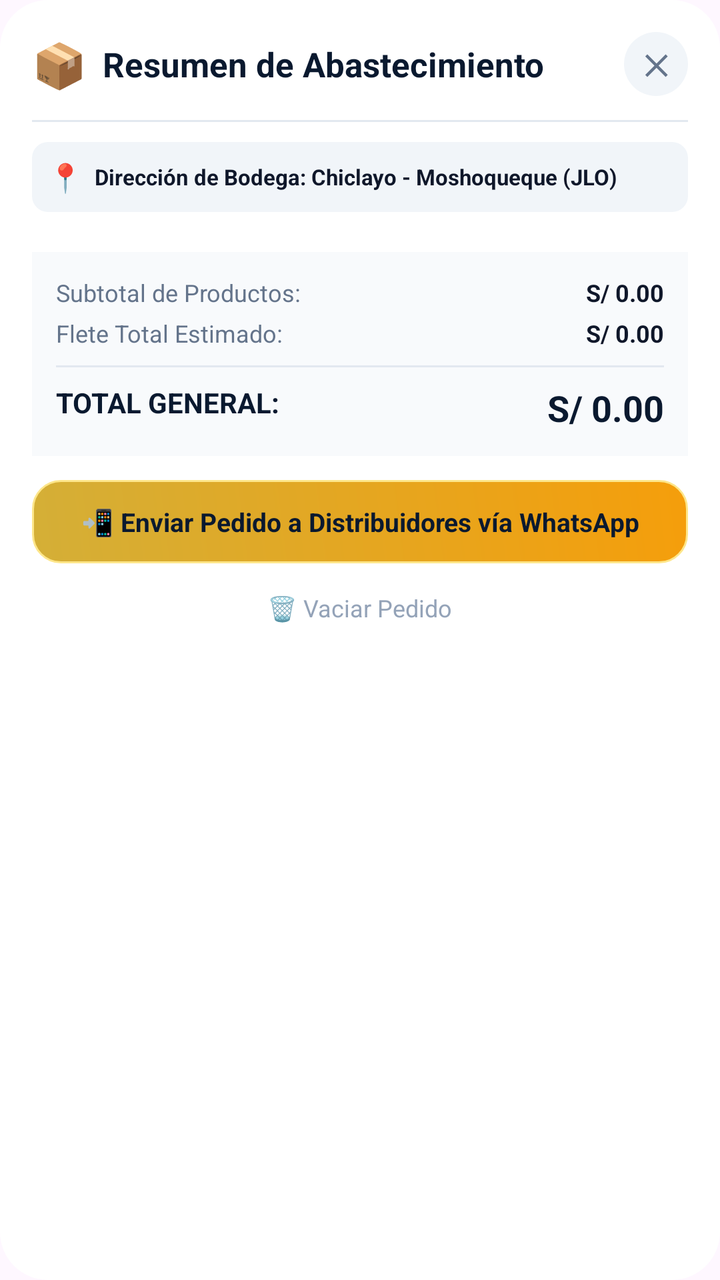
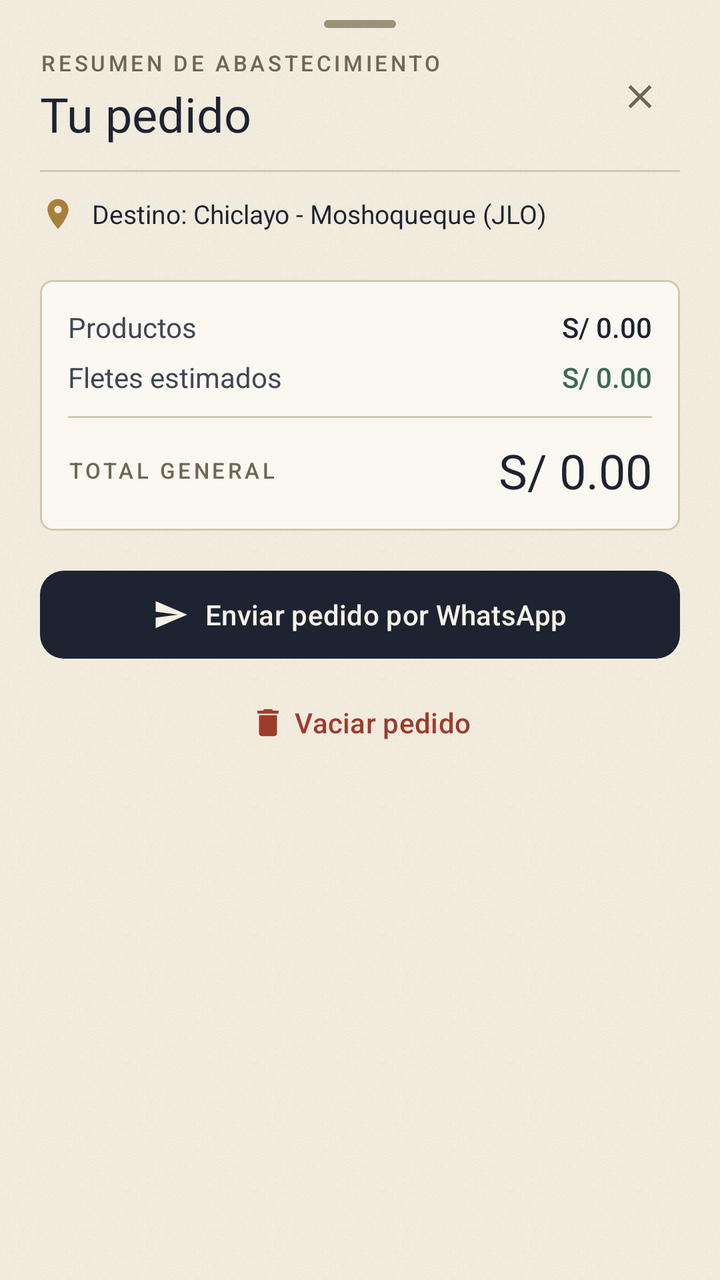

Before-and-after screenshots of an Android layout around one commit, followed by the original layout XML and the change that was made.
<!-- AndroidManifest.xml: application theme Theme.ProvedoresChiclayo -->
<!-- res/layout/dialog_cart.xml -->
<?xml version="1.0" encoding="utf-8"?>
<LinearLayout xmlns:android="http://schemas.android.com/apk/res/android"
    android:layout_width="match_parent"
    android:layout_height="wrap_content"
    android:background="@drawable/bg_rounded_sheet"
    android:orientation="vertical"
    android:padding="16dp">

    
    <RelativeLayout
        android:layout_width="match_parent"
        android:layout_height="wrap_content">

        <LinearLayout
            android:layout_width="wrap_content"
            android:layout_height="wrap_content"
            android:layout_alignParentStart="true"
            android:layout_centerVertical="true"
            android:gravity="center_vertical"
            android:orientation="horizontal">

            <TextView
                android:layout_width="wrap_content"
                android:layout_height="wrap_content"
                android:text="📦"
                android:textSize="22sp" />

            <TextView
                android:layout_width="wrap_content"
                android:layout_height="wrap_content"
                android:layout_marginStart="8dp"
                android:text="Resumen de Abastecimiento"
                android:textColor="@color/navy_primary"
                android:textSize="17sp"
                android:textStyle="bold" />
        </LinearLayout>

        <TextView
            android:id="@+id/btnCartClose"
            android:layout_width="32dp"
            android:layout_height="32dp"
            android:layout_alignParentEnd="true"
            android:layout_centerVertical="true"
            android:background="@drawable/bg_circle_icon"
            android:gravity="center"
            android:text="✕"
            android:textColor="@color/text_secondary"
            android:textSize="14sp"
            android:textStyle="bold" />
    </RelativeLayout>

    <View
        android:layout_width="match_parent"
        android:layout_height="1dp"
        android:layout_marginTop="12dp"
        android:layout_marginBottom="10dp"
        android:background="@color/border_light" />

    
    <LinearLayout
        android:layout_width="match_parent"
        android:layout_height="wrap_content"
        android:background="@drawable/bg_pill_gray"
        android:gravity="center_vertical"
        android:orientation="horizontal"
        android:padding="8dp">

        <TextView
            android:layout_width="wrap_content"
            android:layout_height="wrap_content"
            android:text="📍"
            android:textSize="14sp" />

        <TextView
            android:id="@+id/tvCartDestination"
            android:layout_width="0dp"
            android:layout_height="wrap_content"
            android:layout_marginStart="6dp"
            android:layout_weight="1"
            android:text="Dirección de Bodega: Chiclayo - Moshoqueque (JLO)"
            android:textColor="@color/text_primary"
            android:textSize="11sp"
            android:textStyle="bold" />
    </LinearLayout>

    
    <androidx.core.widget.NestedScrollView
        android:layout_width="match_parent"
        android:layout_height="wrap_content"
        android:layout_marginTop="8dp"
        android:maxHeight="320dp">

        <LinearLayout
            android:id="@+id/llCartItemsContainer"
            android:layout_width="match_parent"
            android:layout_height="wrap_content"
            android:orientation="vertical" />
    </androidx.core.widget.NestedScrollView>

    
    <LinearLayout
        android:layout_width="match_parent"
        android:layout_height="wrap_content"
        android:layout_marginTop="12dp"
        android:background="#F8FAFC"
        android:orientation="vertical"
        android:padding="12dp">

        <RelativeLayout
            android:layout_width="match_parent"
            android:layout_height="wrap_content">

            <TextView
                android:layout_width="wrap_content"
                android:layout_height="wrap_content"
                android:text="Subtotal de Productos:"
                android:textColor="@color/text_secondary"
                android:textSize="12sp" />

            <TextView
                android:id="@+id/tvCartSubtotal"
                android:layout_width="wrap_content"
                android:layout_height="wrap_content"
                android:layout_alignParentEnd="true"
                android:text="S/ 0.00"
                android:textColor="@color/text_primary"
                android:textSize="12sp"
                android:textStyle="bold" />
        </RelativeLayout>

        <RelativeLayout
            android:layout_width="match_parent"
            android:layout_height="wrap_content"
            android:layout_marginTop="4dp">

            <TextView
                android:layout_width="wrap_content"
                android:layout_height="wrap_content"
                android:text="Flete Total Estimado:"
                android:textColor="@color/text_secondary"
                android:textSize="12sp" />

            <TextView
                android:id="@+id/tvCartTotalFlete"
                android:layout_width="wrap_content"
                android:layout_height="wrap_content"
                android:layout_alignParentEnd="true"
                android:text="S/ 0.00"
                android:textColor="@color/text_primary"
                android:textSize="12sp"
                android:textStyle="bold" />
        </RelativeLayout>

        <View
            android:layout_width="match_parent"
            android:layout_height="1dp"
            android:layout_marginTop="8dp"
            android:layout_marginBottom="8dp"
            android:background="@color/border_light" />

        <RelativeLayout
            android:layout_width="match_parent"
            android:layout_height="wrap_content">

            <TextView
                android:layout_width="wrap_content"
                android:layout_height="wrap_content"
                android:text="TOTAL GENERAL:"
                android:textColor="@color/navy_primary"
                android:textSize="14sp"
                android:textStyle="bold" />

            <TextView
                android:id="@+id/tvCartGrandTotal"
                android:layout_width="wrap_content"
                android:layout_height="wrap_content"
                android:layout_alignParentEnd="true"
                android:text="S/ 0.00"
                android:textColor="@color/navy_primary"
                android:textSize="18sp"
                android:textStyle="bold" />
        </RelativeLayout>
    </LinearLayout>

    
    <LinearLayout
        android:layout_width="match_parent"
        android:layout_height="wrap_content"
        android:layout_marginTop="12dp"
        android:orientation="vertical">

        <TextView
            android:id="@+id/btnSendOrderWhatsApp"
            android:layout_width="match_parent"
            android:layout_height="wrap_content"
            android:background="@drawable/bg_gold_button"
            android:gravity="center"
            android:paddingTop="12dp"
            android:paddingBottom="12dp"
            android:text="📲 Enviar Pedido a Distribuidores vía WhatsApp"
            android:textColor="@color/navy_primary"
            android:textSize="13sp"
            android:textStyle="bold" />

        <TextView
            android:id="@+id/btnClearCart"
            android:layout_width="wrap_content"
            android:layout_height="wrap_content"
            android:layout_gravity="center"
            android:layout_marginTop="8dp"
            android:padding="6dp"
            android:text="🗑️ Vaciar Pedido"
            android:textColor="@color/text_muted"
            android:textSize="12sp" />
    </LinearLayout>

</LinearLayout>
<!-- resources referenced by this layout -->
<resources>
  <color name="border_light">#E2E8F0</color>
  <color name="navy_primary">#0A192F</color>
  <color name="text_muted">#94A3B8</color>
  <color name="text_primary">#0F172A</color>
  <color name="text_secondary">#64748B</color>
  <!-- drawable bg_circle_icon (drawable) -->
  <?xml version="1.0" encoding="utf-8"?>
  <shape xmlns:android="http://schemas.android.com/apk/res/android"
      android:shape="oval">
      <solid android:color="#F1F5F9" />
  </shape>
  <!-- drawable bg_gold_button (drawable) -->
  <?xml version="1.0" encoding="utf-8"?>
  <ripple xmlns:android="http://schemas.android.com/apk/res/android"
      android:color="#40FFFFFF">
      <item>
          <shape android:shape="rectangle">
              <gradient
                  android:angle="45"
                  android:startColor="#D4AF37"
                  android:endColor="#F59E0B" />
              <corners android:radius="14dp" />
              <stroke android:width="1dp" android:color="#FDE68A" />
          </shape>
      </item>
  </ripple>
  <!-- drawable bg_pill_gray (drawable) -->
  <?xml version="1.0" encoding="utf-8"?>
  <shape xmlns:android="http://schemas.android.com/apk/res/android"
      android:shape="rectangle">
      <solid android:color="#F1F5F9" />
      <corners android:radius="8dp" />
      <padding
          android:left="8dp"
          android:top="4dp"
          android:right="8dp"
          android:bottom="4dp" />
  </shape>
  <!-- drawable bg_rounded_sheet (drawable) -->
  <?xml version="1.0" encoding="utf-8"?>
  <shape xmlns:android="http://schemas.android.com/apk/res/android"
      android:shape="rectangle">
      <solid android:color="#FFFFFF" />
      <corners
          android:topLeftRadius="24dp"
          android:topRightRadius="24dp"
          android:bottomLeftRadius="24dp"
          android:bottomRightRadius="24dp" />
  </shape>
  <style name="Base.Theme.ProvedoresChiclayo" parent="Theme.Material3.Light.NoActionBar">
          <item name="colorPrimary">@color/navy_primary</item>
          <item name="colorOnPrimary">@color/white</item>
          <item name="colorSecondary">@color/gold_accent</item>
          <item name="colorOnSecondary">@color/navy_primary</item>
          <item name="android:statusBarColor">@color/navy_primary</item>
          <item name="android:navigationBarColor">@color/navy_primary</item>
          <item name="android:windowLightStatusBar" tools:targetApi="m">false</item>
      </style>
  <color name="gold_accent">#F59E0B</color>
  <!-- unchanged entries left out for length: 2 -->
</resources>

<!-- the commit's change to res/layout/dialog_cart.xml (unified diff, before → after) -->
@@ -1,94 +1,97 @@
 <?xml version="1.0" encoding="utf-8"?>
 <LinearLayout xmlns:android="http://schemas.android.com/apk/res/android"
+    xmlns:app="http://schemas.android.com/apk/res-auto"
     android:layout_width="match_parent"
     android:layout_height="wrap_content"
-    android:background="@drawable/bg_rounded_sheet"
     android:orientation="vertical"
-    android:padding="16dp">
+    android:paddingStart="20dp"
+    android:paddingTop="10dp"
+    android:paddingEnd="20dp"
+    android:paddingBottom="24dp">
+
+    <View
+        android:layout_width="36dp"
+        android:layout_height="4dp"
+        android:layout_gravity="center_horizontal"
+        android:background="@drawable/bg_sheet_handle" />
 
     
     <RelativeLayout
         android:layout_width="match_parent"
-        android:layout_height="wrap_content">
+        android:layout_height="wrap_content"
+        android:layout_marginTop="10dp">
 
         <LinearLayout
             android:layout_width="wrap_content"
             android:layout_height="wrap_content"
             android:layout_alignParentStart="true"
             android:layout_centerVertical="true"
-            android:gravity="center_vertical"
-            android:orientation="horizontal">
-
-            <TextView
-                android:layout_width="wrap_content"
-                android:layout_height="wrap_content"
-                android:text="📦"
-                android:textSize="22sp" />
-
-            <TextView
-                android:layout_width="wrap_content"
-                android:layout_height="wrap_content"
-                android:layout_marginStart="8dp"
-                android:text="Resumen de Abastecimiento"
-                android:textColor="@color/navy_primary"
-                android:textSize="17sp"
-                android:textStyle="bold" />
+            android:orientation="vertical">
+
+            <TextView
+                style="@style/Pv.Overline"
+                android:layout_width="wrap_content"
+                android:layout_height="wrap_content"
+                android:text="Resumen de abastecimiento" />
+
+            <TextView
+                style="@style/Pv.Display"
+                android:layout_width="wrap_content"
+                android:layout_height="wrap_content"
+                android:layout_marginTop="2dp"
+                android:text="Tu pedido" />
         </LinearLayout>
 
-        <TextView
+        <com.google.android.material.button.MaterialButton
             android:id="@+id/btnCartClose"
-            android:layout_width="32dp"
-            android:layout_height="32dp"
+            style="@style/Widget.Material3.Button.IconButton"
+            android:layout_width="44dp"
+            android:layout_height="44dp"
             android:layout_alignParentEnd="true"
             android:layout_centerVertical="true"
-            android:background="@drawable/bg_circle_icon"
-            android:gravity="center"
-            android:text="✕"
-            android:textColor="@color/text_secondary"
-            android:textSize="14sp"
-            android:textStyle="bold" />
+            android:contentDescription="Cerrar"
+            app:icon="@drawable/ic_close"
+            app:iconTint="@color/ink_muted" />
     </RelativeLayout>
 
     <View
         android:layout_width="match_parent"
         android:layout_height="1dp"
         android:layout_marginTop="12dp"
-        android:layout_marginBottom="10dp"
-        android:background="@color/border_light" />
+        android:background="@color/rule" />
 
     
     <LinearLayout
         android:layout_width="match_parent"
         android:layout_height="wrap_content"
-        android:background="@drawable/bg_pill_gray"
+        android:layout_marginTop="12dp"
         android:gravity="center_vertical"
-        android:orientation="horizontal"
-        android:padding="8dp">
-
-        <TextView
-            android:layout_width="wrap_content"
-            android:layout_height="wrap_content"
-            android:text="📍"
-            android:textSize="14sp" />
+        android:orientation="horizontal">
+
+        <ImageView
+            android:layout_width="18dp"
+            android:layout_height="18dp"
+            android:contentDescription="@null"
+            android:src="@drawable/ic_place"
+            app:tint="@color/gilt" />
 
         <TextView
             android:id="@+id/tvCartDestination"
+            style="@style/Pv.Body"
             android:layout_width="0dp"
             android:layout_height="wrap_content"
-            android:layout_marginStart="6dp"
+            android:layout_marginStart="8dp"
             android:layout_weight="1"
-            android:text="Dirección de Bodega: Chiclayo - Moshoqueque (JLO)"
-            android:textColor="@color/text_primary"
-            android:textSize="11sp"
-            android:textStyle="bold" />
+            android:textColor="@color/ink"
+            android:textSize="13sp"
+            android:text="Destino: Chiclayo - Moshoqueque (JLO)" />
     </LinearLayout>
 
     
     <androidx.core.widget.NestedScrollView
         android:layout_width="match_parent"
         android:layout_height="wrap_content"
-        android:layout_marginTop="8dp"
-        android:maxHeight="320dp">
+        android:layout_marginTop="12dp">
 
         <LinearLayout
             android:id="@+id/llCartItemsContainer"
@@ -102,116 +105,108 @@
         android:layout_width="match_parent"
         android:layout_height="wrap_content"
         android:layout_marginTop="12dp"
-        android:background="#F8FAFC"
+        android:background="@drawable/bg_paper_card"
         android:orientation="vertical"
-        android:padding="12dp">
+        android:padding="14dp">
 
         <RelativeLayout
             android:layout_width="match_parent"
             android:layout_height="wrap_content">
 
             <TextView
-                android:layout_width="wrap_content"
-                android:layout_height="wrap_content"
-                android:text="Subtotal de Productos:"
-                android:textColor="@color/text_secondary"
-                android:textSize="12sp" />
+                style="@style/Pv.Body"
+                android:layout_width="wrap_content"
+                android:layout_height="wrap_content"
+                android:text="Productos" />
 
             <TextView
                 android:id="@+id/tvCartSubtotal"
+                style="@style/Pv.Headline"
                 android:layout_width="wrap_content"
                 android:layout_height="wrap_content"
                 android:layout_alignParentEnd="true"
-                android:text="S/ 0.00"
-                android:textColor="@color/text_primary"
-                android:textSize="12sp"
-                android:textStyle="bold" />
+                android:fontFamily="sans-serif-medium"
+                android:textSize="14sp"
+                android:text="S/ 0.00" />
         </RelativeLayout>
 
         <RelativeLayout
             android:layout_width="match_parent"
             android:layout_height="wrap_content"
-            android:layout_marginTop="4dp">
-
-            <TextView
-                android:layout_width="wrap_content"
-                android:layout_height="wrap_content"
-                android:text="Flete Total Estimado:"
-                android:textColor="@color/text_secondary"
-                android:textSize="12sp" />
+            android:layout_marginTop="6dp">
+
+            <TextView
+                style="@style/Pv.Body"
+                android:layout_width="wrap_content"
+                android:layout_height="wrap_content"
+                android:text="Fletes estimados" />
 
             <TextView
                 android:id="@+id/tvCartTotalFlete"
+                style="@style/Pv.Headline"
                 android:layout_width="wrap_content"
                 android:layout_height="wrap_content"
                 android:layout_alignParentEnd="true"
-                android:text="S/ 0.00"
-                android:textColor="@color/text_primary"
-                android:textSize="12sp"
-                android:textStyle="bold" />
+                android:fontFamily="sans-serif-medium"
+                android:textColor="@color/sage"
+                android:textSize="14sp"
+                android:text="S/ 0.00" />
         </RelativeLayout>
 
         <View
             android:layout_width="match_parent"
             android:layout_height="1dp"
-            android:layout_marginTop="8dp"
-            android:layout_marginBottom="8dp"
-            android:background="@color/border_light" />
+            android:layout_marginTop="10dp"
+            android:layout_marginBottom="10dp"
+            android:background="@color/rule" />
 
         <RelativeLayout
             android:layout_width="match_parent"
             android:layout_height="wrap_content">
 
             <TextView
-                android:layout_width="wrap_content"
-                android:layout_height="wrap_content"
-                android:text="TOTAL GENERAL:"
-                android:textColor="@color/navy_primary"
-                android:textSize="14sp"
-                android:textStyle="bold" />
+                style="@style/Pv.Overline"
+                android:layout_width="wrap_content"
+                android:layout_height="wrap_content"
+                android:layout_centerVertical="true"
+                android:text="Total general" />
 
             <TextView
                 android:id="@+id/tvCartGrandTotal"
+                style="@style/Pv.Price"
                 android:layout_width="wrap_content"
                 android:layout_height="wrap_content"
                 android:layout_alignParentEnd="true"
-                android:text="S/ 0.00"
-                android:textColor="@color/navy_primary"
-                android:textSize="18sp"
-                android:textStyle="bold" />
+                android:text="S/ 0.00" />
         </RelativeLayout>
     </LinearLayout>
 
     
-    <LinearLayout
-        android:layout_width="match_parent"
-        android:layout_height="wrap_content"
-        android:layout_marginTop="12dp"
-        android:orientation="vertical">
-
-        <TextView
-            android:id="@+id/btnSendOrderWhatsApp"
-            android:layout_width="match_parent"
-            android:layout_height="wrap_content"
-            android:background="@drawable/bg_gold_button"
-            android:gravity="center"
-            android:paddingTop="12dp"
-            android:paddingBottom="12dp"
-            android:text="📲 Enviar Pedido a Distribuidores vía WhatsApp"
-            android:textColor="@color/navy_primary"
-            android:textSize="13sp"
-            android:textStyle="bold" />
-
-        <TextView
-            android:id="@+id/btnClearCart"
-            android:layout_width="wrap_content"
-            android:layout_height="wrap_content"
-            android:layout_gravity="center"
-            android:layout_marginTop="8dp"
-            android:padding="6dp"
-            android:text="🗑️ Vaciar Pedido"
-            android:textColor="@color/text_muted"
-            android:textSize="12sp" />
-    </LinearLayout>
+    <com.google.android.material.button.MaterialButton
+        android:id="@+id/btnSendOrderWhatsApp"
+        style="@style/Widget.Material3.Button"
+        android:layout_width="match_parent"
+        android:layout_height="wrap_content"
+        android:layout_marginTop="16dp"
+        android:minHeight="52dp"
+        android:text="Enviar pedido por WhatsApp"
+        android:textColor="@color/paper_on_ink"
+        app:backgroundTint="@color/ink"
+        app:cornerRadius="12dp"
+        app:icon="@drawable/ic_send"
+        app:iconGravity="textStart"
+        app:iconTint="@color/paper_on_ink" />
+
+    <com.google.android.material.button.MaterialButton
+        android:id="@+id/btnClearCart"
+        style="@style/Widget.Material3.Button.TextButton"
+        android:layout_width="wrap_content"
+        android:layout_height="wrap_content"
+        android:layout_gravity="center_horizontal"
+        android:layout_marginTop="4dp"
+        android:text="Vaciar pedido"
+        android:textColor="@color/stamp"
+        app:icon="@drawable/ic_delete"
+        app:iconTint="@color/stamp" />
 
 </LinearLayout>
<!-- resource entries referenced after the edit -->
@@ -1,64 +1,154 @@
 <!-- resources referenced by this layout -->
 <resources>
-  <color name="border_light">#E2E8F0</color>
-  <color name="navy_primary">#0A192F</color>
-  <color name="text_muted">#94A3B8</color>
-  <color name="text_primary">#0F172A</color>
-  <color name="text_secondary">#64748B</color>
-  <!-- drawable bg_circle_icon (drawable) -->
-  <?xml version="1.0" encoding="utf-8"?>
-  <shape xmlns:android="http://schemas.android.com/apk/res/android"
-      android:shape="oval">
-      <solid android:color="#F1F5F9" />
-  </shape>
-  <!-- drawable bg_gold_button (drawable) -->
-  <?xml version="1.0" encoding="utf-8"?>
-  <ripple xmlns:android="http://schemas.android.com/apk/res/android"
-      android:color="#40FFFFFF">
-      <item>
-          <shape android:shape="rectangle">
-              <gradient
-                  android:angle="45"
-                  android:startColor="#D4AF37"
-                  android:endColor="#F59E0B" />
-              <corners android:radius="14dp" />
-              <stroke android:width="1dp" android:color="#FDE68A" />
-          </shape>
-      </item>
-  </ripple>
-  <!-- drawable bg_pill_gray (drawable) -->
+  <color name="gilt">#A8803B</color>
+  <color name="ink">#1E2331</color>
+  <color name="ink_muted">#6E6755</color>
+  <color name="paper_on_ink">#F7F2E7</color>
+  <color name="rule">#D3C8B0</color>
+  <color name="sage">#3B6A50</color>
+  <color name="stamp">#9E3B2B</color>
+  <!-- drawable bg_paper_card (drawable) -->
   <?xml version="1.0" encoding="utf-8"?>
   <shape xmlns:android="http://schemas.android.com/apk/res/android"
       android:shape="rectangle">
-      <solid android:color="#F1F5F9" />
-      <corners android:radius="8dp" />
-      <padding
-          android:left="8dp"
-          android:top="4dp"
-          android:right="8dp"
-          android:bottom="4dp" />
+      <solid android:color="@color/paper_surface" />
+      <corners android:radius="6dp" />
+      <stroke android:width="1dp" android:color="@color/rule" />
   </shape>
-  <!-- drawable bg_rounded_sheet (drawable) -->
+  <!-- drawable bg_sheet_handle (drawable) -->
   <?xml version="1.0" encoding="utf-8"?>
   <shape xmlns:android="http://schemas.android.com/apk/res/android"
       android:shape="rectangle">
-      <solid android:color="#FFFFFF" />
-      <corners
-          android:topLeftRadius="24dp"
-          android:topRightRadius="24dp"
-          android:bottomLeftRadius="24dp"
-          android:bottomRightRadius="24dp" />
+      <solid android:color="@color/rule_strong" />
+      <corners android:radius="2dp" />
   </shape>
+  <!-- drawable ic_close (drawable) -->
+  <?xml version="1.0" encoding="utf-8"?>
+  <vector xmlns:android="http://schemas.android.com/apk/res/android"
+      android:width="24dp"
+      android:height="24dp"
+      android:viewportWidth="24"
+      android:viewportHeight="24"
+      android:tint="?attr/colorControlNormal">
+      <path
+          android:fillColor="#FF000000"
+          android:pathData="M19,6.41L17.59,5 12,10.59 6.41,5 5,6.41 10.59,12 5,17.59 6.41,19 12,13.41 17.59,19 19,17.59 13.41,12z" />
+  </vector>
+  <!-- drawable ic_delete (drawable) -->
+  <?xml version="1.0" encoding="utf-8"?>
+  <vector xmlns:android="http://schemas.android.com/apk/res/android"
+      android:width="24dp"
+      android:height="24dp"
+      android:viewportWidth="24"
+      android:viewportHeight="24"
+      android:tint="?attr/colorControlNormal">
+      <path
+          android:fillColor="#FF000000"
+          android:pathData="M6,19c0,1.1 .9,2 2,2h8c1.1,0 2,-.9 2,-2V7H6v12zM19,4h-3.5l-1,-1h-5l-1,1H5v2h14V4z" />
+  </vector>
+  <!-- drawable ic_place (drawable) -->
+  <?xml version="1.0" encoding="utf-8"?>
+  <vector xmlns:android="http://schemas.android.com/apk/res/android"
+      android:width="24dp"
+      android:height="24dp"
+      android:viewportWidth="24"
+      android:viewportHeight="24"
+      android:tint="?attr/colorControlNormal">
+      <path
+          android:fillColor="#FF000000"
+          android:pathData="M12,2C8.13,2 5,5.13 5,9c0,5.25 7,13 7,13s7,-7.75 7,-13c0,-3.87 -3.13,-7 -7,-7zM12,11.5c-1.38,0 -2.5,-1.12 -2.5,-2.5s1.12,-2.5 2.5,-2.5 2.5,1.12 2.5,2.5 -1.12,2.5 -2.5,2.5z" />
+  </vector>
+  <!-- drawable ic_send (drawable) -->
+  <?xml version="1.0" encoding="utf-8"?>
+  <vector xmlns:android="http://schemas.android.com/apk/res/android"
+      android:width="24dp"
+      android:height="24dp"
+      android:viewportWidth="24"
+      android:viewportHeight="24"
+      android:tint="?attr/colorControlNormal">
+      <path
+          android:fillColor="#FF000000"
+          android:pathData="M2.01,21L23,12 2.01,3 2,10l15,2 -15,2z" />
+  </vector>
+  <style name="Pv.Body">
+          <item name="android:textSize">14sp</item>
+          <item name="android:textColor">@color/ink_soft</item>
+      </style>
+  <style name="Pv.Display">
+          <item name="android:fontFamily">@font/ebgaramond_bold</item>
+          <item name="android:textSize">24sp</item>
+          <item name="android:textColor">@color/ink</item>
+      </style>
+  <style name="Pv.Headline">
+          <item name="android:fontFamily">@font/ebgaramond_semibold</item>
+          <item name="android:textSize">17sp</item>
+          <item name="android:textColor">@color/ink</item>
+      </style>
+  <style name="Pv.Overline">
+          <item name="android:fontFamily">sans-serif-medium</item>
+          <item name="android:textSize">11sp</item>
+          <item name="android:textColor">@color/ink_muted</item>
+          <item name="android:textAllCaps">true</item>
+          <item name="android:letterSpacing">0.14</item>
+      </style>
+  <style name="Pv.Price">
+          <item name="android:fontFamily">@font/ebgaramond_bold</item>
+          <item name="android:textSize">24sp</item>
+          <item name="android:textColor">@color/ink</item>
+          <item name="android:fontFeatureSettings">lnum, tnum</item>
+      </style>
+  <color name="paper_surface">#FBF8F1</color>
+  <color name="rule_strong">#9C917A</color>
+  <color name="ink_soft">#3F4656</color>
   <style name="Base.Theme.ProvedoresChiclayo" parent="Theme.Material3.Light.NoActionBar">
-          <item name="colorPrimary">@color/navy_primary</item>
-          <item name="colorOnPrimary">@color/white</item>
-          <item name="colorSecondary">@color/gold_accent</item>
-          <item name="colorOnSecondary">@color/navy_primary</item>
-          <item name="android:statusBarColor">@color/navy_primary</item>
-          <item name="android:navigationBarColor">@color/navy_primary</item>
-          <item name="android:windowLightStatusBar" tools:targetApi="m">false</item>
+          <item name="colorPrimary">@color/ink</item>
+          <item name="colorOnPrimary">@color/paper_on_ink</item>
+          <item name="colorPrimaryContainer">@color/paper_deep</item>
+          <item name="colorOnPrimaryContainer">@color/ink</item>
+  
+          <item name="colorSecondary">@color/gilt</item>
+          <item name="colorOnSecondary">@color/white</item>
+          <item name="colorSecondaryContainer">@color/gilt_soft</item>
+          <item name="colorOnSecondaryContainer">@color/gilt_dark</item>
+  
+          <item name="colorTertiary">@color/sage</item>
+          <item name="colorError">@color/stamp</item>
+  
+          <item name="colorSurface">@color/paper_surface</item>
+          <item name="colorOnSurface">@color/ink</item>
+          <item name="colorSurfaceVariant">@color/paper_deep</item>
+          <item name="colorOnSurfaceVariant">@color/ink_muted</item>
+          <item name="colorSurfaceInverse">@color/ink</item>
+          <item name="colorOnSurfaceInverse">@color/paper_on_ink</item>
+  
+          <item name="colorOutline">@color/rule_strong</item>
+          <item name="colorOutlineVariant">@color/rule</item>
+          <item name="colorControlHighlight">@color/ripple_ink</item>
+  
+          <item name="android:colorBackground">@color/paper_bg</item>
+          <item name="android:windowBackground">@drawable/bg_paper</item>
+          <item name="android:statusBarColor">@color/paper_bg</item>
+          <item name="android:navigationBarColor">@color/paper_bg</item>
+          <item name="android:windowLightStatusBar">true</item>
+          <item name="android:windowLightNavigationBar" tools:targetApi="27">true</item>
       </style>
-  <color name="gold_accent">#F59E0B</color>
+  <color name="paper_deep">#E8DFCB</color>
+  <color name="gilt_soft">#F1E6CC</color>
+  <color name="gilt_dark">#6B4F17</color>
+  <color name="ripple_ink">#1F1E2331</color>
+  <color name="paper_bg">#F2ECDF</color>
+  <!-- drawable bg_paper (drawable) -->
+  <?xml version="1.0" encoding="utf-8"?>
+  <layer-list xmlns:android="http://schemas.android.com/apk/res/android">
+      <item android:drawable="@color/paper_bg" />
+      <item>
+          <bitmap
+              android:src="@drawable/paper_texture"
+              android:tileMode="repeat"
+              android:gravity="fill" />
+      </item>
+  </layer-list>
+  <!-- drawable paper_texture: png bitmap (drawable-nodpi, 32908 bytes) -->
   <!-- unchanged entries left out for length: 2 -->
 </resources>
 
